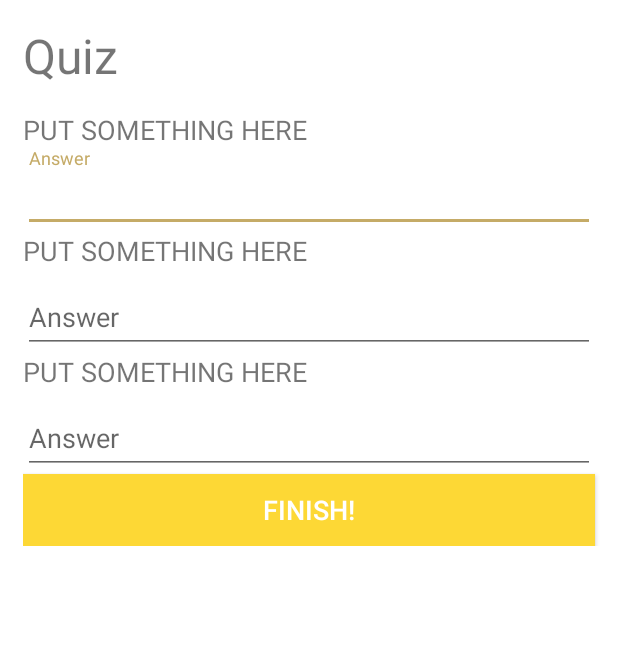
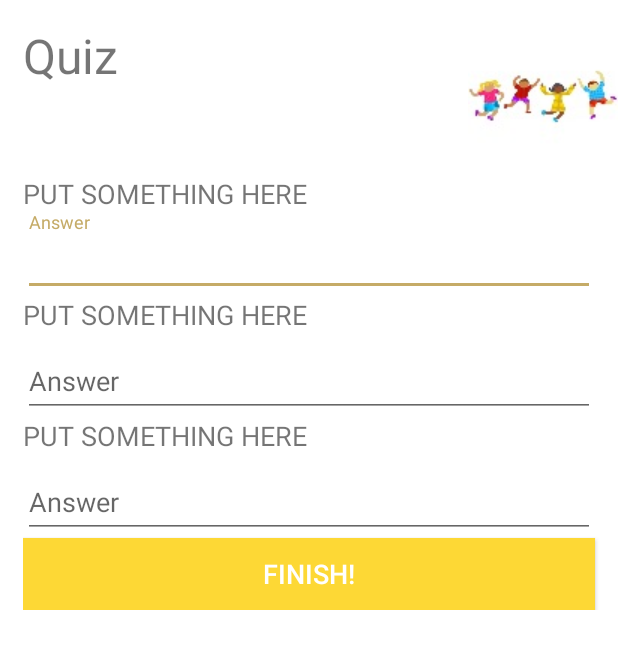
Before and after one commit to KelvinKKLin/Erudite, an Android app: the QuizzesActivity screen opened directly, with no data from a screen before it, on a phone screen of 412 x 824 dp. Shown: the top 649 px of the screen. Run offline under Robolectric (Android 15) with nearby library versions, the phone set to English and light mode, and no system bars; pictures from the network do not load.

Commit message:
Updating UI

```diff
--- a/app/src/main/res/layout/grades_activity_teacher.xml
+++ b/app/src/main/res/layout/grades_activity_teacher.xml
@@ -50,6 +50,8 @@
             android:layout_margin="5dp"
             android:layout_weight="0.36"
             android:text="How Did You Do?"
+            android:background="#26C6DA"
+            android:textColor="#ffffff"
             android:textSize="18sp" />
 
     </LinearLayout>
--- a/app/src/main/res/layout/quizzes_activity.xml
+++ b/app/src/main/res/layout/quizzes_activity.xml
@@ -12,7 +12,7 @@
 
     <ScrollView
         android:layout_width="match_parent"
-        android:layout_height="495dp"
+        android:layout_height="match_parent"
         android:paddingLeft="15dp"
         android:paddingTop="15dp"
         tools:layout_editor_absoluteX="8dp"
@@ -28,8 +28,10 @@
                 android:layout_width="match_parent"
                 android:layout_height="wrap_content"
                 android:layout_weight="1"
-                android:paddingBottom="15dp"
+                android:paddingBottom="1dp"
                 android:text="Quiz"
+                android:drawableRight="@drawable/quizimage"
+                android:drawablePadding="3dp"
                 android:textSize="32sp" />
 
             <TextView
```
Also changed, not shown: app/src/main/res/drawable/quizimage.jpg (added).
